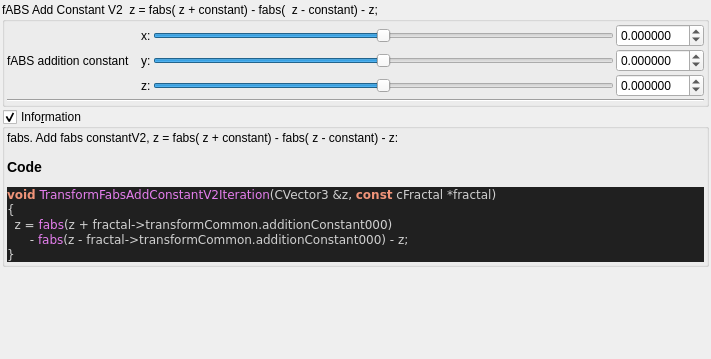
This is mandelbulber2/qt_data/fractal_transf_fabs_add_constantV2.ui in buddhi1980/mandelbulber2 as Qt 5 draws it before an edit. The edited form follows.
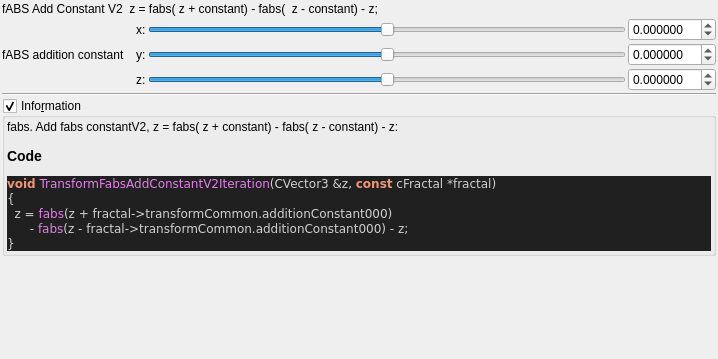
This is the edited form. Custom widgets are drawn as their Qt base class.

Diff of the .ui file:
```diff
--- a/mandelbulber2/qt_data/fractal_transf_fabs_add_constantV2.ui
+++ b/mandelbulber2/qt_data/fractal_transf_fabs_add_constantV2.ui
@@ -6,7 +6,7 @@
    <rect>
     <x>0</x>
     <y>0</y>
-    <width>711</width>
+    <width>718</width>
     <height>359</height>
    </rect>
   </property>
@@ -30,29 +30,12 @@
     <number>2</number>
    </property>
    <item>
-    <widget class="QGroupBox" name="groupBox">
-     <property name="title">
+    <widget class="QLabel" name="label_26">
+     <property name="text">
       <string>fABS Add Constant V2  z = fabs( z + constant) - fabs(  z - constant) - z;</string>
      </property>
-     <property name="checkable">
-      <bool>false</bool>
-     </property>
-     <layout class="QVBoxLayout" name="verticalLayout_3" stretch="0,0">
-      <property name="spacing">
-       <number>2</number>
-      </property>
-      <property name="leftMargin">
-       <number>2</number>
-      </property>
-      <property name="topMargin">
-       <number>2</number>
-      </property>
-      <property name="rightMargin">
-       <number>2</number>
-      </property>
-      <property name="bottomMargin">
-       <number>2</number>
-      </property>
+    </widget>
+   </item>
       <item>
        <layout class="QGridLayout" name="gridLayout_4">
         <property name="spacing">
@@ -240,9 +223,6 @@
         <property name="orientation">
          <enum>Qt::Horizontal</enum>
         </property>
-       </widget>
-      </item>
-     </layout>
     </widget>
    </item>
    <item>
```
Lines whose indentation alone changed are shown as unchanged.
